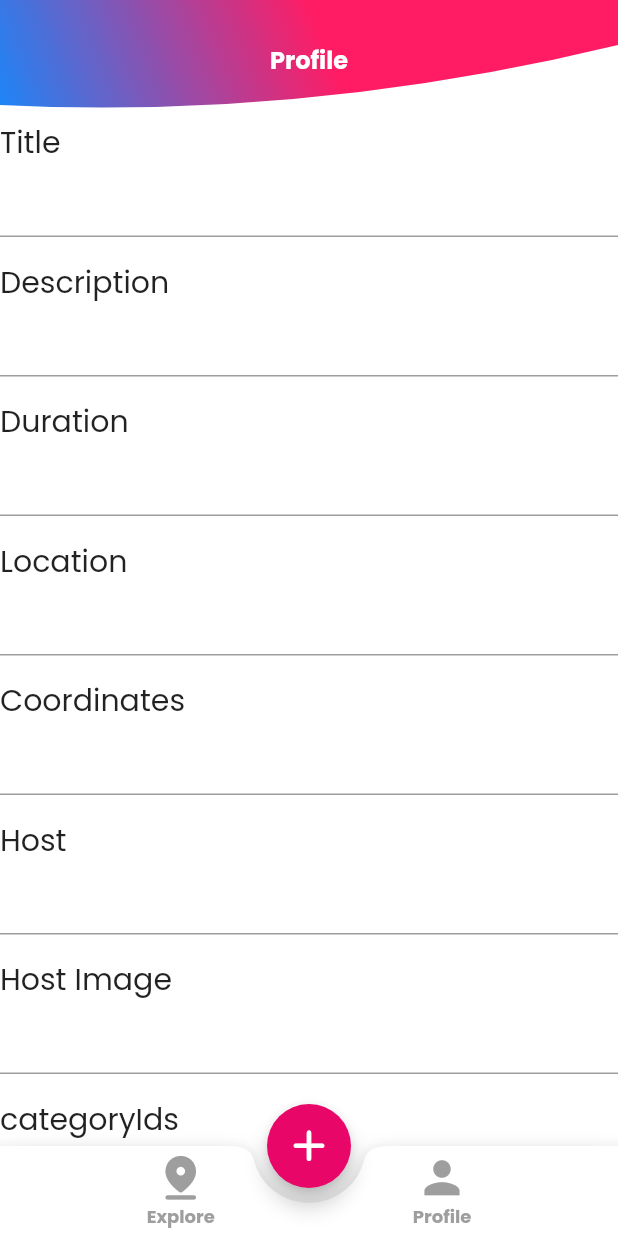
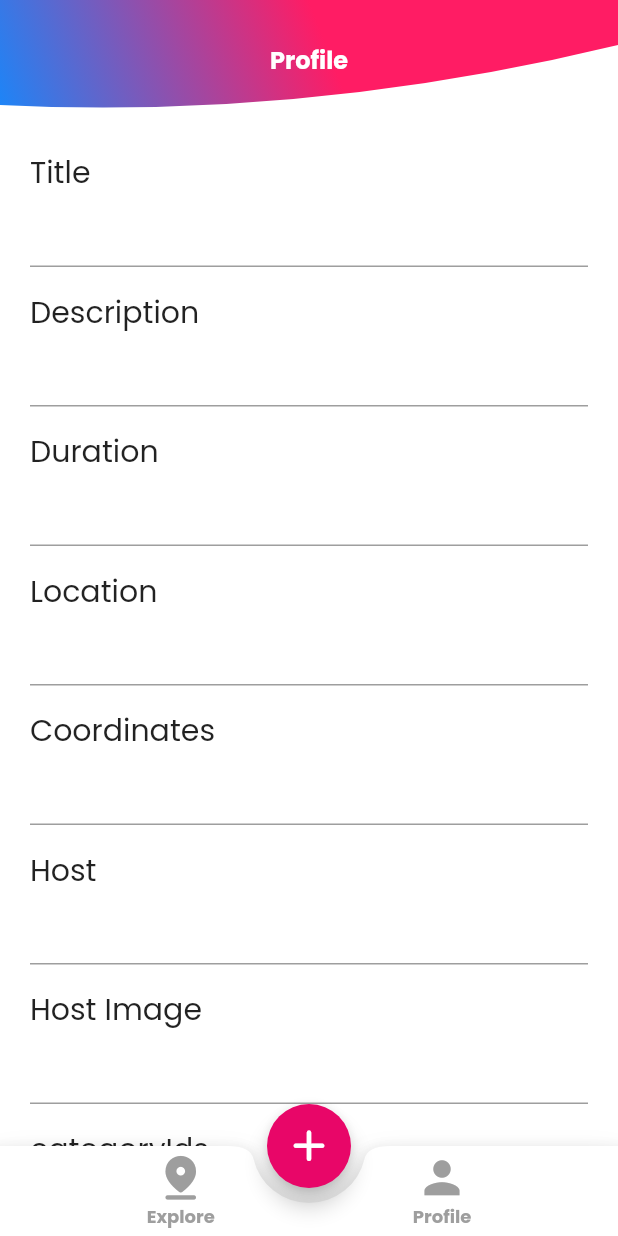
Before and after one commit to palminister/mahevent-app, a Flutter app: the screen it shows after launch, after a tap on the "add" icon, on a phone screen of 412 x 824 dp. Run offline on Flutter 3.47's test engine with Material 2 defaults, Android fonts, the phone set to English and light mode, and no system bars; our stand-ins replace cloud_firestore, firebase_core, google_fonts; accounts and stored records are empty.

Commit message:
Added (temporary) form directly to the UI

```diff
--- a/lib/home.dart
+++ b/lib/home.dart
@@ -1,5 +1,6 @@
 import 'package:flutter/material.dart';
 import 'package:mahevent/ui/event_creation/eventCreation.dart';
+import 'package:mahevent/ui/event_creation/eventForm.dart';
 import 'package:mahevent/ui/homepage/homepage.dart';
 import 'package:mahevent/ui/profile/profile.dart';
 import 'package:mahevent/ui/event_creation/eventCreation.dart';
@@ -17,7 +18,7 @@ class _HomeState extends State<Home> {
   final List<Widget> screens = [
     const HomePage(),
     const Profile(),
-    const EventCreation()
+    const EventForm()
   ];
   final PageStorageBucket bucket = PageStorageBucket();
   Widget currrentScreen = const HomePage();
@@ -65,7 +66,7 @@ class _HomeState extends State<Home> {
         backgroundColor: const Color.fromARGB(255, 232, 6, 104),
         onPressed: () {
           setState(() {
-            currrentScreen = const EventCreation();
+            currrentScreen = const EventForm();
             currentTab = 2;
           });
         },
--- a/lib/ui/event_creation/eventForm.dart
+++ b/lib/ui/event_creation/eventForm.dart
@@ -1,4 +1,5 @@
 import 'package:flutter/material.dart';
+import 'package:mahevent/database/firestore_service.dart';
 import 'package:mahevent/model/event.dart';
 import 'package:mahevent/styles.dart';
 import 'package:provider/provider.dart';
@@ -11,12 +12,17 @@ class EventForm extends StatefulWidget {
 }
 
 class _EventFormState extends State<EventForm> {
+  final DatabaseService _service = DatabaseService();
+
   @override
   Widget build(BuildContext context) {
-    var event = Provider.of<Event>(context);
+    // var event = Provider.of<Event>(context);
+    var event = Event.empty();
     final formKey = GlobalKey<FormState>();
 
-    return Form(
+    return Container(
+        padding: const EdgeInsets.all(20),
+        child: Form(
           key: formKey,
           child: (SingleChildScrollView(
               child: Column(
@@ -75,10 +81,10 @@ class _EventFormState extends State<EventForm> {
                 style: TextStyle(fontSize: 20),
               ),
               TextFormField(
-            onSaved: (coordinates) {
-              // Will do coordinates later
-              // event.coordinates = coordinates! as List;
-            },
+                  // onSaved: (coordinates) {
+                  //   // Will do coordinates later
+                  //   // event.coordinates = coordinates! as List;
+                  // },
                   ),
               const SizedBox(
                 height: 15,
@@ -112,10 +118,10 @@ class _EventFormState extends State<EventForm> {
                 style: TextStyle(fontSize: 20),
               ),
               TextFormField(
-            onSaved: (categoryIds) {
-              // Will implement categories later
-              // event.categoryIds = categoryIds! as List;
-            },
+                  // onSaved: (categoryIds) {
+                  //   // Will implement categories later
+                  //   // event.categoryIds = categoryIds! as List;
+                  // },
                   ),
               const SizedBox(
                 height: 15,
@@ -149,10 +155,10 @@ class _EventFormState extends State<EventForm> {
                 style: TextStyle(fontSize: 20),
               ),
               TextFormField(
-            onSaved: (String? eventImages) {
-              // Will implement event imageslater
-              // event.eventImages = eventImages!;
-            },
+                  // onSaved: (String? eventImages) {
+                  //   // Will implement event imageslater
+                  //   // event.eventImages = eventImages!;
+                  // },
                   ),
               SizedBox(
                 width: double.infinity,
@@ -165,6 +171,7 @@ class _EventFormState extends State<EventForm> {
                     formKey.currentState?.save();
                     // print("Event object ");
                     // print(event.h1);
+                    _service.addEvent(event);
                     formKey.currentState?.reset();
                     event = Event.empty();
                   },
@@ -172,6 +179,6 @@ class _EventFormState extends State<EventForm> {
               )
             ],
           ))),
-    );
+        ));
   }
 }
```
Lines whose indentation alone changed are shown as unchanged.
